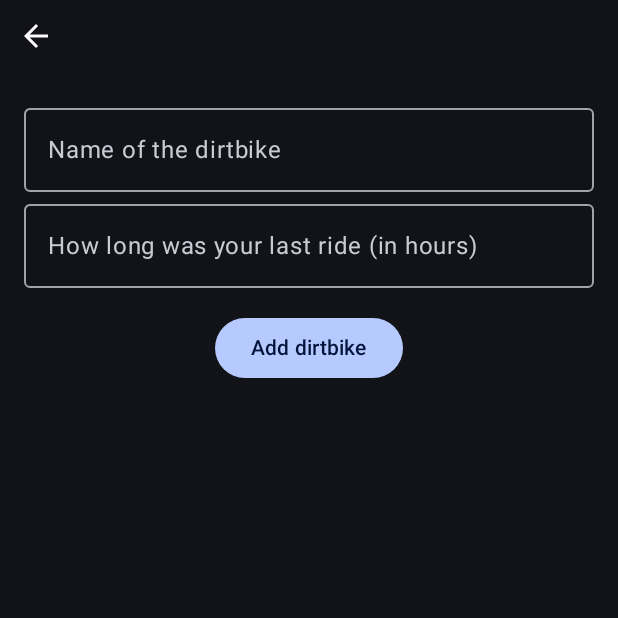
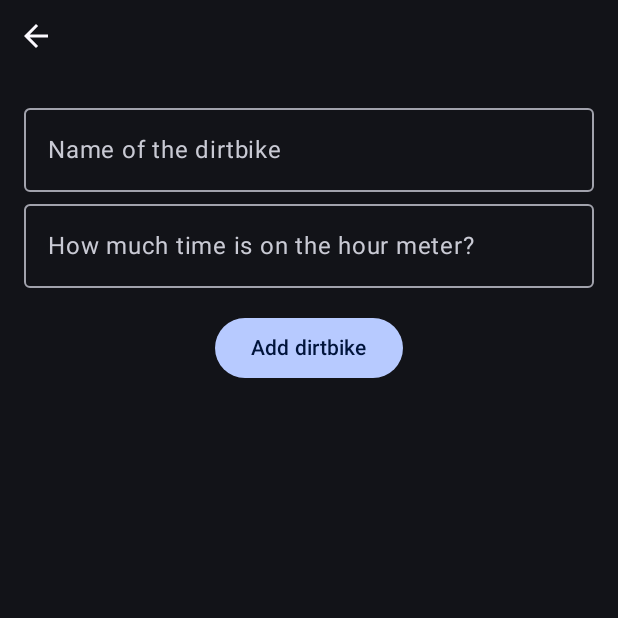
Before and after one commit to Z3nk/Motorcycle-Manager, an Android app built with Jetpack Compose: the AddBikeScreen screen opened through its navigation route, on a phone screen of 412 x 824 dp, the top half of it. Run offline under Robolectric (Android 15) with nearby library versions, the phone set to English and light mode, and no system bars; our stand-ins replace Dagger/Hilt's generated code, Room's generated code; libraries missing offline, so code that uses them is left out: androidx.hilt.lifecycle.

Commit message:
fix(picture): add unique id on picture to refresh state screen correctly

```diff
--- a/app/src/main/java/fr/zunkit/motorcyclemanager/core/FileManager.kt
+++ b/app/src/main/java/fr/zunkit/motorcyclemanager/core/FileManager.kt
@@ -20,7 +20,7 @@ class FileManagerImpl @Inject constructor(
 
     override fun copyImageToPersistentStorage(uri: Uri, bikeId: Long): String {
         val bikeDir = getBikePhotoDirectory()
-        val file = File(bikeDir, "bike_${bikeId}.jpg")
+        val file = File(bikeDir, "bike_${bikeId}_${System.currentTimeMillis()}.jpg")
 
         context.contentResolver.openInputStream(uri)?.use { input ->
             FileOutputStream(file).use { output ->
--- a/app/src/main/java/fr/zunkit/motorcyclemanager/domain/bikes/AddPictureToBikeUseCase.kt
+++ b/app/src/main/java/fr/zunkit/motorcyclemanager/domain/bikes/AddPictureToBikeUseCase.kt
@@ -28,9 +28,9 @@ class AddPictureToBikeUseCase @Inject constructor(
 
         try {
             val oldPath = bikeRepository.getCurrentPhotoPath(bikeId)
+            oldPath?.let { oldPath -> File(oldPath).takeIf { file -> file.exists() }?.delete() }
             val newPath = fileManager.copyImageToPersistentStorage(uri, bikeId)
 
-            oldPath?.let { oldPath -> File(oldPath).takeIf { file -> file.exists() }?.delete() }
 
             bikeRepository.addPictureToBike(bikeId, newPath)
 
--- a/app/src/main/java/fr/zunkit/motorcyclemanager/presentation/addbike/screens/AddOrUpdateBikeStateScreen.kt
+++ b/app/src/main/java/fr/zunkit/motorcyclemanager/presentation/addbike/screens/AddOrUpdateBikeStateScreen.kt
@@ -77,7 +77,7 @@ fun AddBikeStateScreen(
                         time = it
                     }
                 },
-                label = { Text(stringResource(R.string.time_in_hour)) },
+                label = { Text(stringResource(R.string.time_on_hour_meter)) },
                 keyboardOptions = KeyboardOptions(keyboardType = KeyboardType.Decimal),
                 modifier = Modifier.fillMaxWidth(),
                 isError = errorMessage != null
--- a/app/src/main/res/values/strings.xml
+++ b/app/src/main/res/values/strings.xml
@@ -19,6 +19,7 @@
     <string name="more_options">More options</string>
     <string name="update">Update</string>
     <string name="delete">Delete</string>
+    <string name="time_on_hour_meter">How much time is on the hour meter?</string>
     <string name="time_in_hour">How long was your last ride (in hours)</string>
     <string name="timelife_of_consumable">What should be the lifespan in hours of this consumable?</string>
     <string name="time_of_the_bike">Current time of the bike(we calculate for you how long did you ride)</string>
```
Also changed, not shown: 1 other file.
